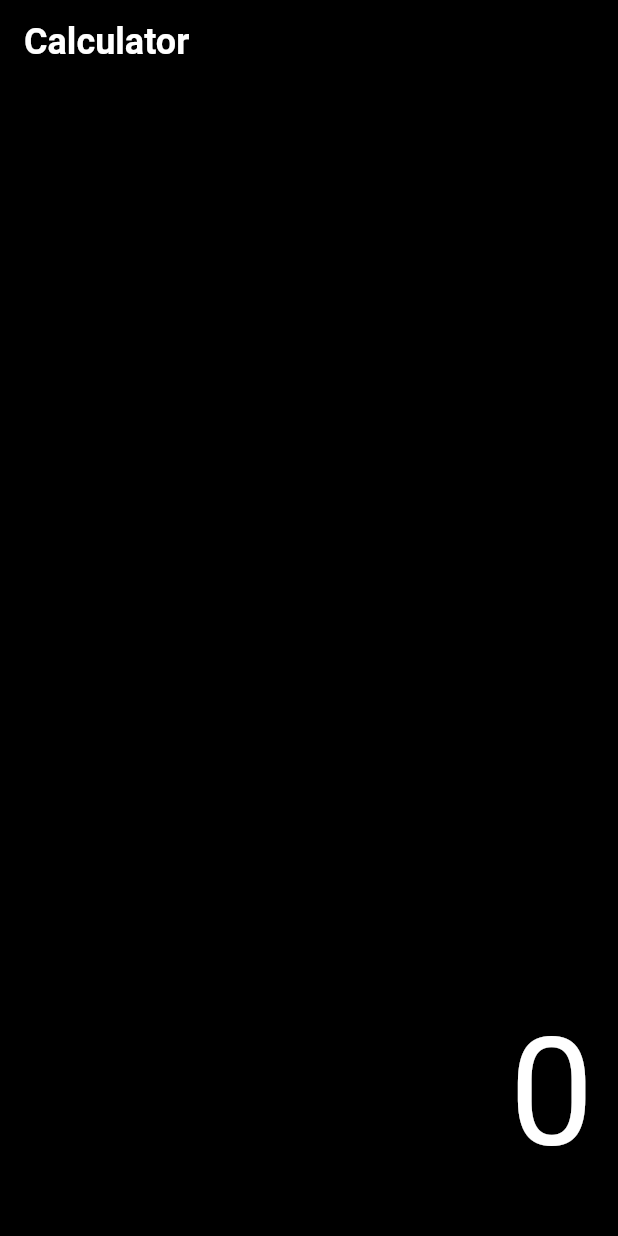
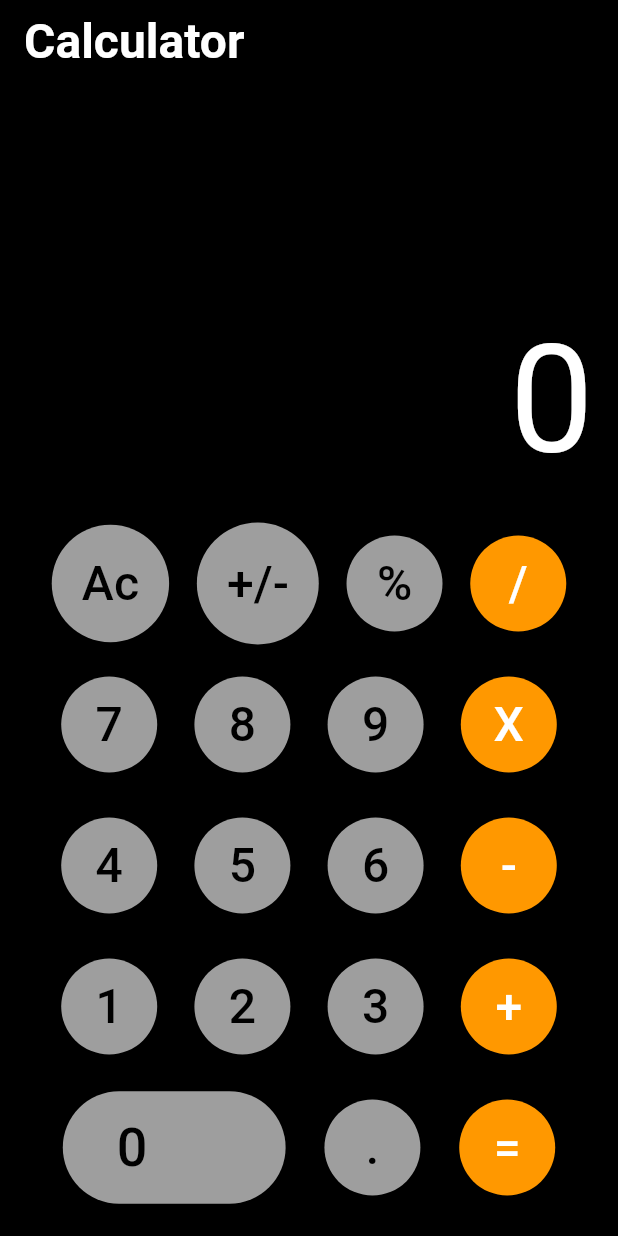
Before and after one commit to ibnRizk/Calculator, a Flutter app: the screen it shows after launch, on a phone screen of 412 x 824 dp. Run offline on Flutter 3.47's test engine with Material 3 defaults, Android fonts, the phone set to English and light mode, and no system bars.

Commit message:
create all ui

```diff
--- a/lib/view/calculateview.dart
+++ b/lib/view/calculateview.dart
@@ -32,7 +32,7 @@ class _CalculateViewState extends State<CalculateView> {
             style: TextStyle(
               color: Colors.white,
               fontWeight: FontWeight.bold,
-              fontSize: 24,
+              fontSize: 32,
             ),
           ),
           backgroundColor: Colors.black,
@@ -52,6 +52,70 @@ class _CalculateViewState extends State<CalculateView> {
                 ],
               ),
               SizedBox(height: 8),
+              Row(
+                mainAxisAlignment: MainAxisAlignment.spaceEvenly,
+                children: [
+                  calculatebutton('Ac', Colors.black, Colors.grey),
+                  calculatebutton('+/-', Colors.black, Colors.grey),
+                  calculatebutton('%', Colors.black, Colors.grey),
+                  calculatebutton('/', Colors.white, Colors.orange),
+                ],
+              ),
+              SizedBox(height: 8),
+              Row(
+                mainAxisAlignment: MainAxisAlignment.spaceEvenly,
+                children: [
+                  calculatebutton('7', Colors.black, Colors.grey),
+                  calculatebutton('8', Colors.black, Colors.grey),
+                  calculatebutton('9', Colors.black, Colors.grey),
+                  calculatebutton('X', Colors.white, Colors.orange),
+                ],
+              ),
+              SizedBox(height: 8),
+              Row(
+                mainAxisAlignment: MainAxisAlignment.spaceEvenly,
+                children: [
+                  calculatebutton('4', Colors.black, Colors.grey),
+                  calculatebutton('5', Colors.black, Colors.grey),
+                  calculatebutton('6', Colors.black, Colors.grey),
+                  calculatebutton('-', Colors.white, Colors.orange),
+                ],
+              ),
+              SizedBox(height: 8),
+              Row(
+                mainAxisAlignment: MainAxisAlignment.spaceEvenly,
+                children: [
+                  calculatebutton('1', Colors.black, Colors.grey),
+                  calculatebutton('2', Colors.black, Colors.grey),
+                  calculatebutton('3', Colors.black, Colors.grey),
+                  calculatebutton('+', Colors.white, Colors.orange),
+                ],
+              ),
+              SizedBox(height: 8),
+              Row(
+                mainAxisAlignment: MainAxisAlignment.spaceEvenly,
+                children: [
+                  ElevatedButton(
+                    onPressed: () {},
+                    style: ElevatedButton.styleFrom(
+                      backgroundColor: Colors.grey,
+                      shape: StadiumBorder(),
+                      padding: EdgeInsets.only(
+                        left: 36,
+                        top: 12,
+                        bottom: 12,
+                        right: 92,
+                      ),
+                    ),
+                    child: Text(
+                      '0',
+                      style: TextStyle(color: Colors.black, fontSize: 36),
+                    ),
+                  ),
+                  calculatebutton('.', Colors.black, Colors.grey),
+                  calculatebutton('=', Colors.white, Colors.orange),
+                ],
+              ),
             ],
           ),
         ),
```
